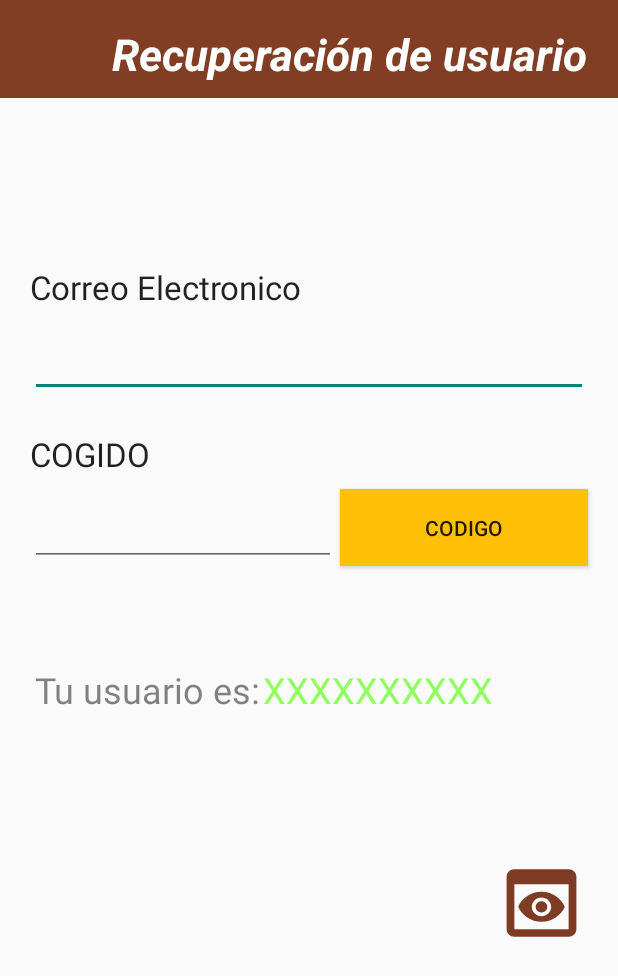
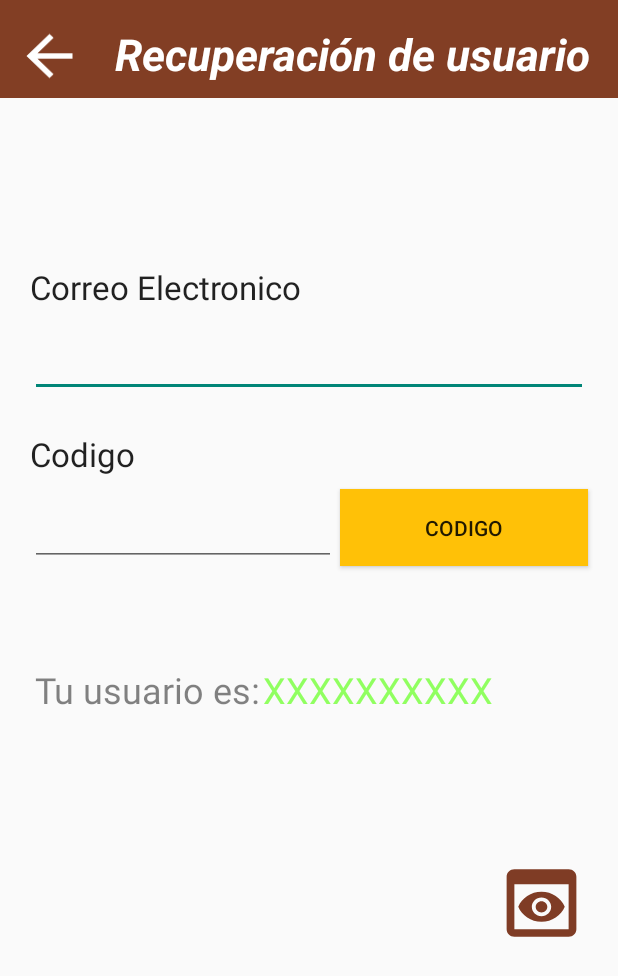
Before and after one commit to J-Salasar/SuperMercado_El_Economico, an Android app: the ActivityRecuperar screen opened directly, with no data from a screen before it, on a phone screen of 412 x 824 dp. Shown: the top 976 px of the screen. Run offline under Robolectric (Android 15) with nearby library versions, the phone set to English and light mode, and no system bars; network calls fail.

Commit message:
disenio back

```diff
--- a/app/src/main/res/layout/activity_recuperar.xml
+++ b/app/src/main/res/layout/activity_recuperar.xml
@@ -27,15 +27,15 @@
 
         <ImageView
             android:id="@+id/imgVolver"
-            android:layout_width="44dp"
-            android:layout_height="46dp"
+            android:layout_width="46dp"
+            android:layout_height="44dp"
             android:layout_marginTop="5dp"
-            android:gravity="center"
+            android:background="@drawable/ic_baseline_arrow_back_24"
 
 
+            android:gravity="center"
             android:onClick="onClickRegresar"
-            tools:ignore="SpeakableTextPresentCheck,TouchTargetSizeCheck"
-            tools:srcCompat="@drawable/ic_baseline_arrow_back_24" />
+            tools:ignore="SpeakableTextPresentCheck,TouchTargetSizeCheck" />
 
         <TextView
             android:id="@+id/textView9"
@@ -169,7 +169,7 @@
         android:layout_height="29dp"
         android:layout_marginStart="20dp"
         android:layout_marginEnd="20dp"
-        android:text="COGIDO"
+        android:text="Codigo"
         android:textAppearance="@style/TextAppearance.AppCompat.Large"
         app:layout_constraintBottom_toBottomOf="parent"
         app:layout_constraintEnd_toEndOf="parent"
--- a/app/src/main/res/layout/activity_registrar.xml
+++ b/app/src/main/res/layout/activity_registrar.xml
@@ -21,8 +21,8 @@
             android:id="@+id/imgVolver"
             android:layout_width="45dp"
             android:layout_height="match_parent"
-            android:gravity="center"
-            tools:srcCompat="@drawable/ic_baseline_arrow_back_24" />
+            android:background="@drawable/ic_baseline_arrow_back_24"
+            android:gravity="center" />
 
         <TextView
             android:layout_width="341dp"
--- a/app/src/main/res/layout/activity_restablecer.xml
+++ b/app/src/main/res/layout/activity_restablecer.xml
@@ -31,12 +31,12 @@
             android:layout_width="44dp"
             android:layout_height="46dp"
             android:layout_marginTop="5dp"
-            android:onClick="onClickRegresar"
+            android:background="@drawable/ic_baseline_arrow_back_24"
 
 
             android:gravity="center"
-            tools:ignore="SpeakableTextPresentCheck,TouchTargetSizeCheck"
-            tools:srcCompat="@drawable/ic_baseline_arrow_back_24" />
+            android:onClick="onClickRegresar"
+            tools:ignore="SpeakableTextPresentCheck,TouchTargetSizeCheck" />
 
         <TextView
             android:id="@+id/textView9"
```
Also changed, not shown: app/src/main/java/com/example/supermercado/ActivityRestablecer.java (+12 -1 lines).
